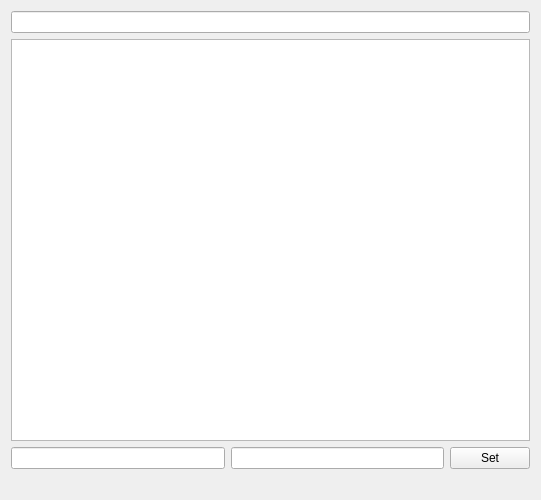
Old version of the form resource/RosParam.ui in the repository heuristicus/rqt_rosparam.
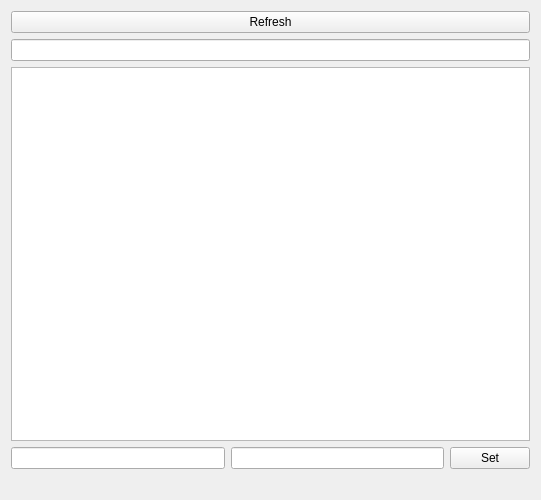
New version of the form.

Commit message: can display items from the rosparam server and sort them

Diff of the .ui file:
```diff
--- a/resource/RosParam.ui
+++ b/resource/RosParam.ui
@@ -14,6 +14,13 @@
    <string>rqt_rosparam</string>
   </property>
   <layout class="QVBoxLayout" name="verticalLayout">
+   <item>
+    <widget class="QPushButton" name="refreshButton">
+     <property name="text">
+      <string>Refresh</string>
+     </property>
+    </widget>
+   </item>
    <item>
     <widget class="QLineEdit" name="filterEntry"/>
    </item>
```
The commit also changes 1 other file.
